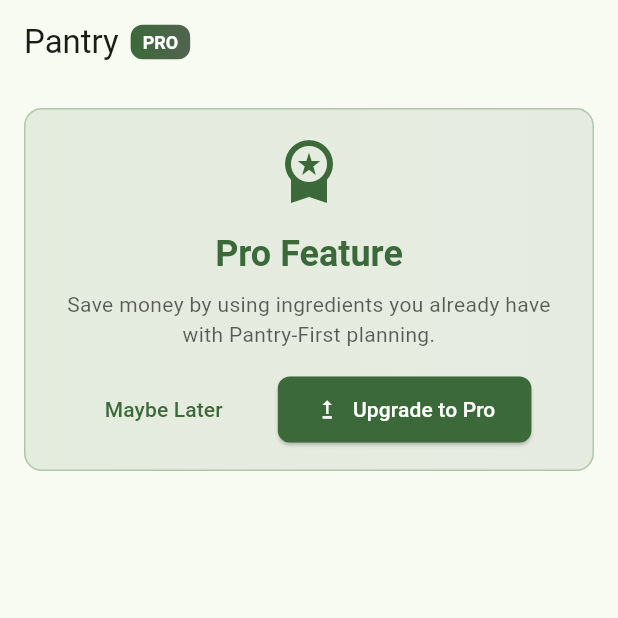
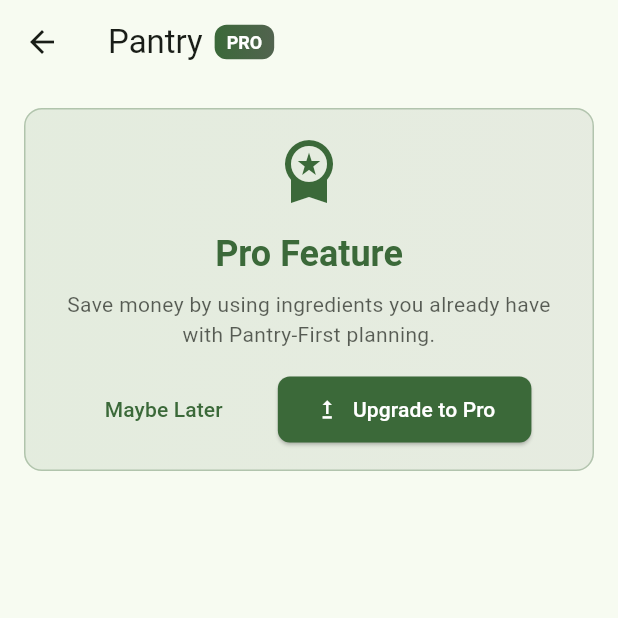
Before and after one commit to luispreza28/Macro---Budget-Meal-Planner, a Flutter app: the PantryPage screen opened by its route, on a phone screen of 412 x 824 dp, the top half of it. Run offline on Flutter 3.47's test engine with Material 3 defaults, Android fonts, the phone set to English and light mode, and no system bars; our stand-ins replace drift, equatable, flutter_riverpod, go_router, in_app_purchase, share_plus and 1 more; missing offline and left inert: in_app_purchase_android, sqlite3; accounts and stored records are empty; generated files the repository leaves out were written again.

Commit message:
Refactor navigation in multiple pages to include explicit back buttons using GoRouter. Removed outdated card from HomePage and updated PantryPage, PlanPage, SettingsPage, and ShoppingListPage for improved user experience and consistency in navigation.

```diff
--- a/lib/presentation/pages/pantry/pantry_page.dart
+++ b/lib/presentation/pages/pantry/pantry_page.dart
@@ -1,6 +1,8 @@
 import 'package:flutter/material.dart';
 import 'package:flutter_riverpod/flutter_riverpod.dart';
+import 'package:go_router/go_router.dart';
 
+import '../../router/app_router.dart';
 // import '../../providers/pantry_providers.dart';
 // import '../../providers/ingredient_providers.dart';
 import '../../widgets/pantry_widgets/pantry_item_card.dart';
@@ -109,11 +111,22 @@ class _PantryPageState extends ConsumerState<PantryPage> {
   Widget build(BuildContext context) {
     return Scaffold(
       appBar: AppBar(
+        leading: IconButton(
+          icon: const Icon(Icons.arrow_back),
+          tooltip: 'Back',
+          onPressed: () {
+            if (context.canPop()) {
+              context.pop();
+            } else {
+              context.go(AppRouter.home);
+            }
+          },
+        ),
         title: Row(
-          children: [
-            const Text('Pantry'),
-            const SizedBox(width: 8),
-            const ProBadge(),
+          children: const [
+            Text('Pantry'),
+            SizedBox(width: 8),
+            ProBadge(),
           ],
         ),
         backgroundColor: Colors.transparent,
@@ -154,8 +167,8 @@ class _PantryPageState extends ConsumerState<PantryPage> {
                 tooltip: 'Add Item',
               ),
               PopupMenuButton(
-                  itemBuilder: (context) => [
-                    const PopupMenuItem(
+                itemBuilder: (context) => const [
+                  PopupMenuItem(
                     value: 'clear_expired',
                     child: Row(
                       children: [
@@ -165,7 +178,7 @@ class _PantryPageState extends ConsumerState<PantryPage> {
                       ],
                     ),
                   ),
-                    const PopupMenuItem(
+                  PopupMenuItem(
                     value: 'export',
                     child: Row(
                       children: [
@@ -195,29 +208,29 @@ class _PantryPageState extends ConsumerState<PantryPage> {
         Padding(
           padding: const EdgeInsets.symmetric(horizontal: 16),
           child: Row(
-              children: [
+            children: const [
               Expanded(
                 child: _SummaryCard(
                   title: 'Total Items',
-                    value: totalItems.toString(),
+                  value: '—',
                   icon: Icons.kitchen,
                   color: Colors.blue,
                 ),
               ),
-                const SizedBox(width: 12),
+              SizedBox(width: 12),
               Expanded(
                 child: _SummaryCard(
                   title: 'Expiring Soon',
-                    value: expiringItems.toString(),
+                  value: '—',
                   icon: Icons.warning,
                   color: Colors.orange,
                 ),
               ),
-                const SizedBox(width: 12),
+              SizedBox(width: 12),
               Expanded(
                 child: _SummaryCard(
                   title: 'Total Value',
-                    value: '\$${totalValue.toStringAsFixed(0)}',
+                  value: '\$—',
                   icon: Icons.attach_money,
                   color: Colors.green,
                 ),
@@ -391,7 +404,7 @@ class _PantryPageState extends ConsumerState<PantryPage> {
   Ingredient? _getIngredientById(String id) {
     try {
       return _mockIngredients.firstWhere((ingredient) => ingredient.id == id);
-    } catch (e) {
+    } catch (_) {
       return null;
     }
     }
@@ -561,11 +574,7 @@ class _SummaryCard extends StatelessWidget {
         padding: const EdgeInsets.all(12),
         child: Column(
           children: [
-            Icon(
-              icon,
-              color: color,
-              size: 24,
-            ),
+            Icon(icon, color: color, size: 24),
             const SizedBox(height: 8),
             Text(
               value,
--- a/lib/presentation/pages/settings/settings_page.dart
+++ b/lib/presentation/pages/settings/settings_page.dart
@@ -33,6 +33,7 @@ class _SettingsPageState extends ConsumerState<SettingsPage> {
         title: const Text('Settings'),
         backgroundColor: Colors.transparent,
         elevation: 0,
+        leading: Navigator.of(context).canPop() ? const BackButton() : null,
       ),
       body: ListView(
         children: [
```
Also changed, not shown: lib/presentation/pages/home/home_page.dart (+0 -20 lines), lib/presentation/pages/plan/plan_page.dart (+34 -46 lines), lib/presentation/pages/shopping/shopping_list_page.dart (+22 -4 lines). Lines whose indentation alone changed are shown as unchanged.
